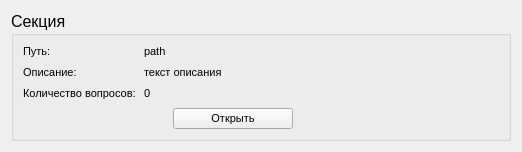
This is editor/sectionwidget.ui in TheMrButcher/offline-mentor as Qt 5 draws it before an edit. The edited form follows.
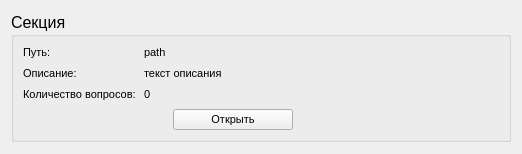
This is the edited form.

Patch:
```diff
--- a/editor/sectionwidget.ui
+++ b/editor/sectionwidget.ui
@@ -7,11 +7,11 @@
     <x>0</x>
     <y>0</y>
     <width>518</width>
-    <height>149</height>
+    <height>154</height>
    </rect>
   </property>
   <property name="sizePolicy">
-   <sizepolicy hsizetype="Preferred" vsizetype="Fixed">
+   <sizepolicy hsizetype="Preferred" vsizetype="Maximum">
     <horstretch>0</horstretch>
     <verstretch>0</verstretch>
    </sizepolicy>
@@ -23,7 +23,7 @@
    <item>
     <widget class="QGroupBox" name="groupBox">
      <property name="sizePolicy">
-      <sizepolicy hsizetype="Preferred" vsizetype="Fixed">
+      <sizepolicy hsizetype="Preferred" vsizetype="Maximum">
        <horstretch>0</horstretch>
        <verstretch>0</verstretch>
       </sizepolicy>
@@ -69,7 +69,7 @@
         <item row="1" column="1">
          <widget class="QLabel" name="pathLabel">
           <property name="sizePolicy">
-           <sizepolicy hsizetype="Preferred" vsizetype="Fixed">
+           <sizepolicy hsizetype="Maximum" vsizetype="Fixed">
             <horstretch>0</horstretch>
             <verstretch>0</verstretch>
            </sizepolicy>
@@ -105,11 +105,23 @@
         <item row="2" column="1">
          <widget class="QLabel" name="descriptionLabel">
           <property name="sizePolicy">
-           <sizepolicy hsizetype="Preferred" vsizetype="Fixed">
+           <sizepolicy hsizetype="Preferred" vsizetype="Preferred">
             <horstretch>0</horstretch>
             <verstretch>0</verstretch>
            </sizepolicy>
           </property>
+          <property name="minimumSize">
+           <size>
+            <width>400</width>
+            <height>0</height>
+           </size>
+          </property>
+          <property name="maximumSize">
+           <size>
+            <width>400</width>
+            <height>16777215</height>
+           </size>
+          </property>
           <property name="font">
            <font>
             <pointsize>8</pointsize>
@@ -144,7 +156,7 @@
         <item row="3" column="1">
          <widget class="QLabel" name="questionsNumLabel">
           <property name="sizePolicy">
-           <sizepolicy hsizetype="Preferred" vsizetype="Fixed">
+           <sizepolicy hsizetype="Maximum" vsizetype="Fixed">
             <horstretch>0</horstretch>
             <verstretch>0</verstretch>
            </sizepolicy>
```
